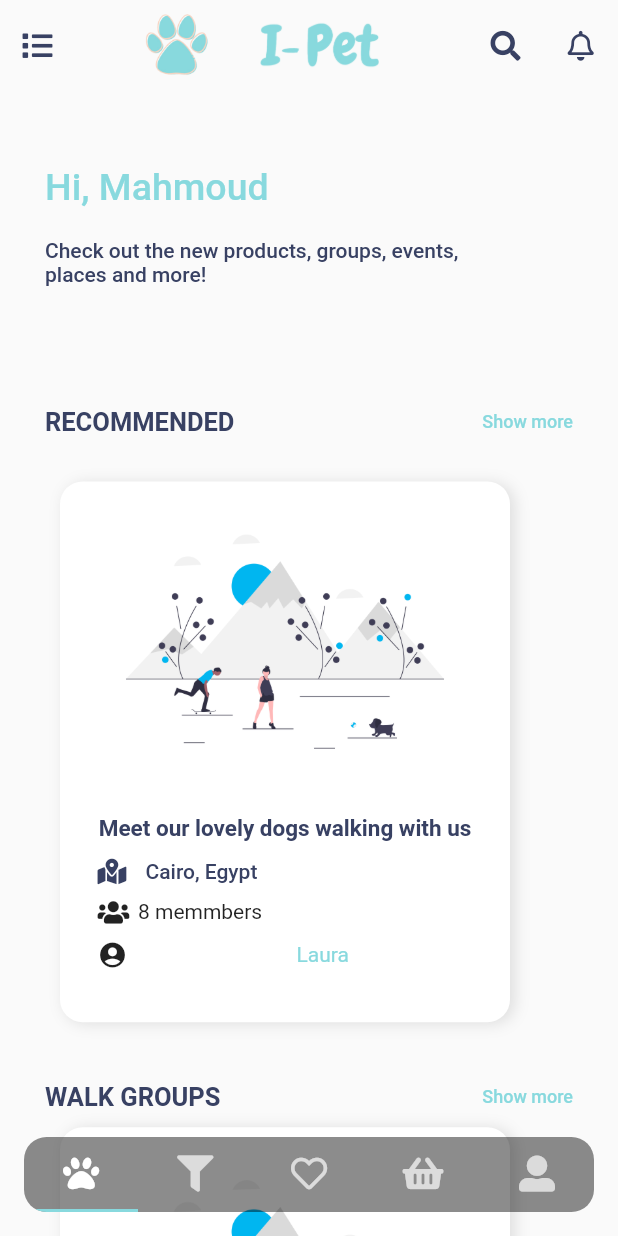
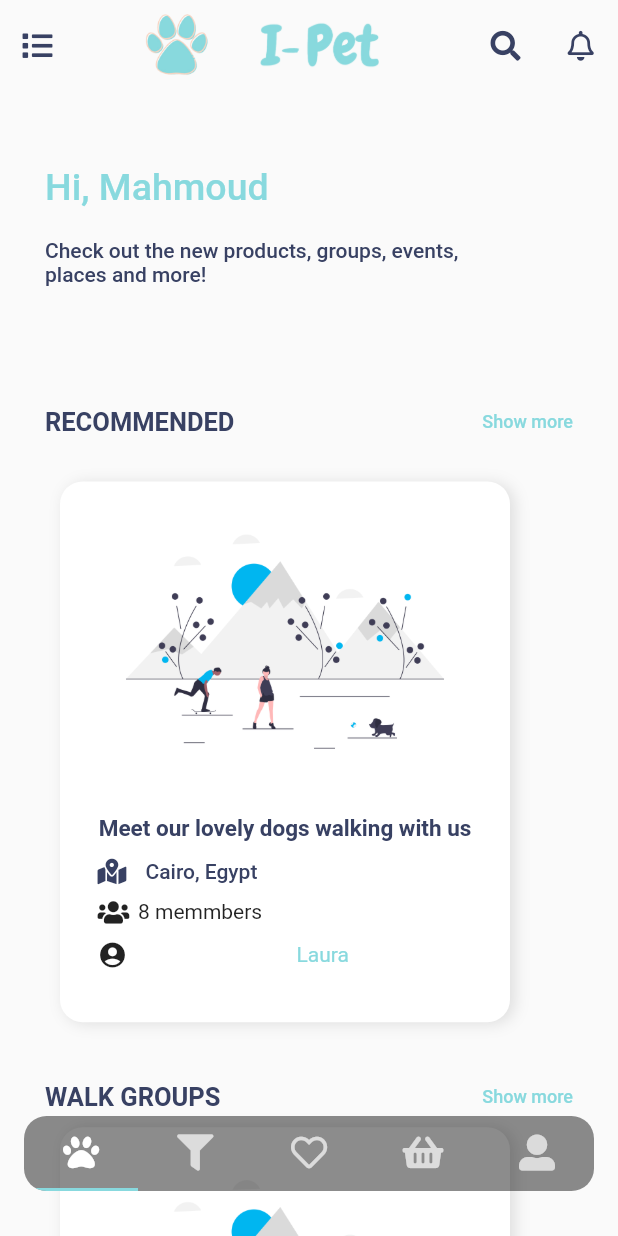
Before and after one commit to MHarooney/IPetMobile, a Flutter app: the screen it shows after launch, after a tap on "Continue", after a tap on "Not now!", on a phone screen of 412 x 824 dp. Run offline on Flutter 3.47's test engine with Material 2 defaults, Android fonts, the phone set to English and light mode, and no system bars; our stand-ins replace country_code_picker, flutter_screenutil, font_awesome_flutter; Roboto replaces fonts that are missing (Montserrat).

Commit message:
Updated padding in common app bar

```diff
--- a/lib/widgets/common/ipet_common_app_bar.dart
+++ b/lib/widgets/common/ipet_common_app_bar.dart
@@ -31,7 +31,7 @@ class IPetBottomCommonAppBar extends StatelessWidget {
           Align(
             alignment: Alignment.bottomCenter,
             child: Padding(
-              padding: const EdgeInsets.all(16),
+              padding: const EdgeInsets.fromLTRB(16, 16, 16, 30),
               child: ClipRRect(
                 borderRadius: BorderRadius.circular(15),
                 child: Container(
```
